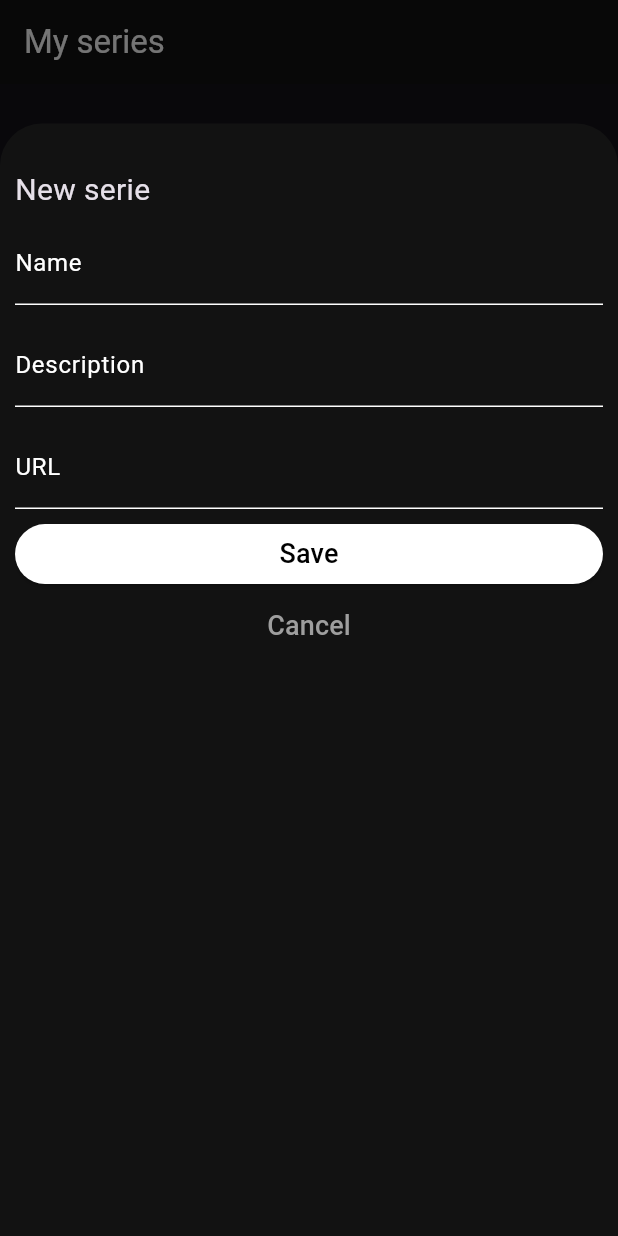
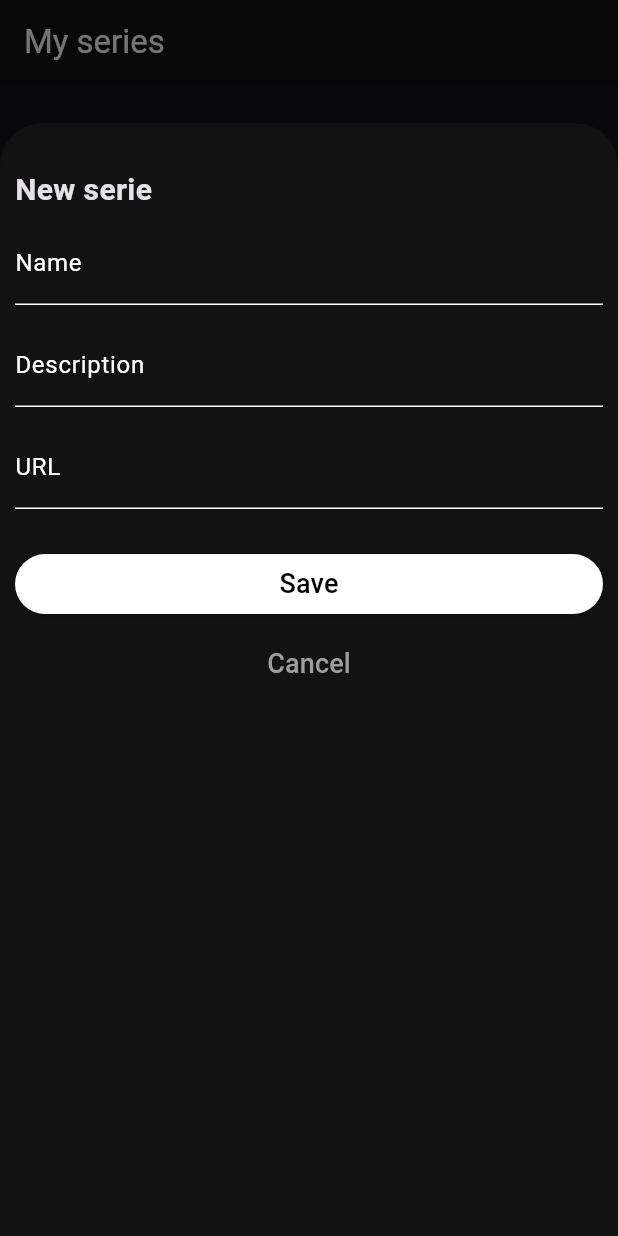
Before and after one commit to Emmanueloz/my_series_list, a Flutter app: the screen it shows after launch, after a tap on the "add" icon, on a phone screen of 412 x 824 dp. Run offline on Flutter 3.47's test engine with Material 3 defaults, Android fonts, the light colour scheme and no system bars; our stand-ins replace sqflite; accounts and stored records are empty.

Commit message:
mejora de los estilos

```diff
--- a/lib/domain/series_repository.dart
+++ b/lib/domain/series_repository.dart
@@ -83,16 +83,11 @@ class MemorySeriesRepository implements ISeriesRepository {
 
   @override
   Future<void> updateSeries(Series series) async {
-    print(series.toJson());
-
     List<Series> newSeries =
         _series.map((s) => s.id == series.id ? series : s).toList();
 
     _series.clear();
 
-    for (var s in newSeries) {
-      print(s.toJson());
-    }
     _series.addAll(newSeries);
   }
 }
--- a/lib/infrastructure/services/series_sqlite.dart
+++ b/lib/infrastructure/services/series_sqlite.dart
@@ -33,8 +33,6 @@ class SeriesSQLite extends ISeriesRepository {
 
     // Crear un mapa para agrupar las series con sus tags
     final Map<int, Series> seriesMap = {};
-
-    print(seriesResult);
 
     for (var row in seriesResult) {
       final int seriesId = row['series_id'];
--- a/lib/main.dart
+++ b/lib/main.dart
@@ -53,10 +53,16 @@ class MyApp extends StatelessWidget {
           foregroundColor: Colors.black,
         ),
         colorScheme: const ColorScheme.dark(
+          primary: Colors.black,
           secondary: Colors.white,
         ),
         cardTheme: const CardTheme(
           color: Color.fromARGB(255, 28, 28, 34),
+        ),
+        textSelectionTheme: const TextSelectionThemeData(
+          cursorColor: Colors.white,
+          selectionColor: Color.fromRGBO(255, 255, 255, 0.2),
+          selectionHandleColor: Colors.white,
         ),
       ),
       debugShowCheckedModeBanner: false,
--- a/lib/views/components/chip_tags.dart
+++ b/lib/views/components/chip_tags.dart
@@ -10,7 +10,9 @@ class ChipTag extends StatelessWidget {
     return Chip(
       label: Text(
         tag.name,
-        style: const TextStyle(color: Colors.white),
+        style: const TextStyle(
+          color: Color.fromRGBO(34, 34, 34, 1),
+        ),
       ),
       padding: const EdgeInsets.all(0),
       shape: const StadiumBorder(
--- a/lib/views/components/input_chip_tag.dart
+++ b/lib/views/components/input_chip_tag.dart
@@ -18,7 +18,9 @@ class InputChipTag extends StatelessWidget {
     return InputChip(
       selected: selected,
       selectedColor: Color(int.parse(tag.colorARGB)),
-      label: Text(tag.name),
+      label: Text(
+        tag.name,
+      ),
       shape: const StadiumBorder(),
       onSelected: onSelected,
       side: BorderSide(
--- a/lib/views/sections/modal_form_series.dart
+++ b/lib/views/sections/modal_form_series.dart
@@ -79,9 +79,11 @@ class _ModalFormSeriesState extends State<ModalFormSeries> {
   void _onTagChanged(bool isSelected, Tag tag) {
     setState(() {
       if (isSelected) {
-        _serie.tags.add(tag);
+        if (!_serie.tags.any((e) => e.id == tag.id)) {
+          _serie.tags.add(tag);
+        }
       } else {
-        _serie.tags.remove(tag);
+        _serie.tags.removeWhere((e) => e.id == tag.id);
       }
     });
   }
@@ -93,6 +95,10 @@ class _ModalFormSeriesState extends State<ModalFormSeries> {
       _seriesProvider.addSeries(serie);
     }
     Navigator.pop(context);
+  }
+
+  bool _isSelected(Tag tag) {
+    return _serie.tags.any((e) => e.id == tag.id);
   }
 
   @override
@@ -107,7 +113,10 @@ class _ModalFormSeriesState extends State<ModalFormSeries> {
         children: [
           const Text(
             "New serie",
-            style: TextStyle(fontSize: 20),
+            style: TextStyle(
+              fontSize: 20,
+              fontWeight: FontWeight.bold,
+            ),
           ),
           Form(
             key: _formKey,
@@ -156,7 +165,7 @@ class _ModalFormSeriesState extends State<ModalFormSeries> {
                                   .map(
                                     (tag) => InputChipTag(
                                       tag: tag,
-                                      selected: _serie.tags.contains(tag),
+                                      selected: _isSelected(tag),
                                       onSelected: (value) {
                                         _onTagChanged(value, tag);
                                       },
@@ -181,6 +190,7 @@ class _ModalFormSeriesState extends State<ModalFormSeries> {
                     );
                   },
                 ),
+                const SizedBox(height: 20),
                 ElevatedButton(
                   onPressed: () {
                     if (_formKey.currentState!.validate()) {
@@ -198,6 +208,7 @@ class _ModalFormSeriesState extends State<ModalFormSeries> {
                     ),
                   ),
                 ),
+                const SizedBox(height: 5),
                 TextButton(
                   onPressed: () {
                     Navigator.pop(context);
```
Also changed, not shown: lib/views/components/confirm_delete_dialog.dart (+8 -2 lines), lib/views/sections/modal_form_tags.dart (+7 -4 lines).
